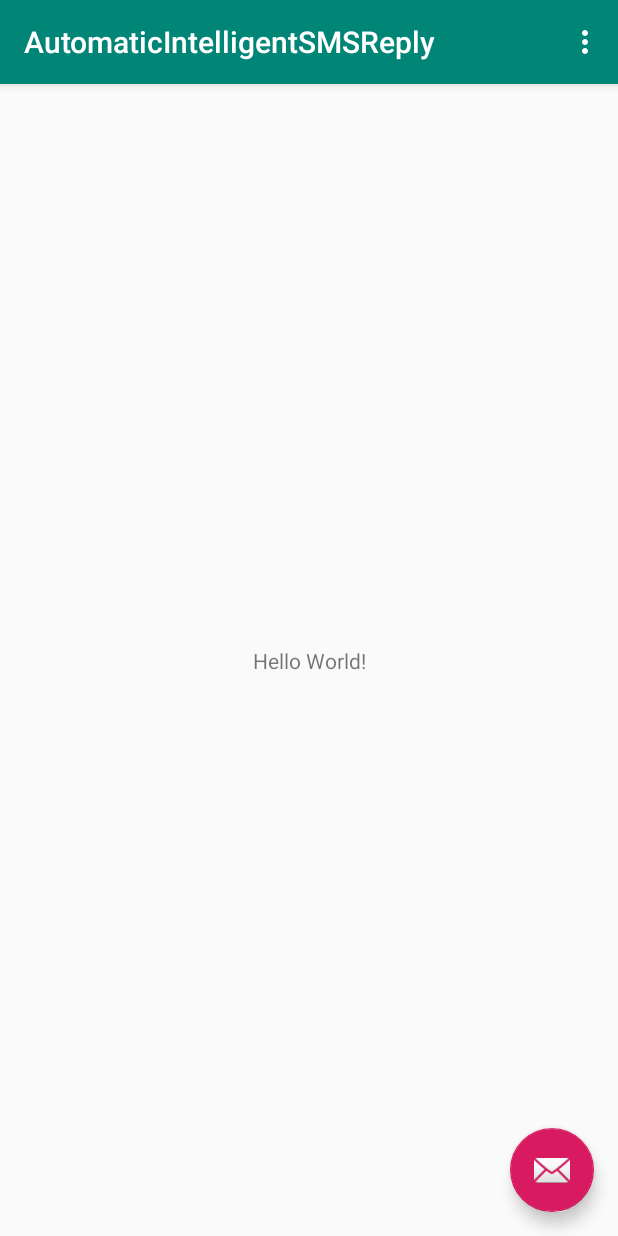
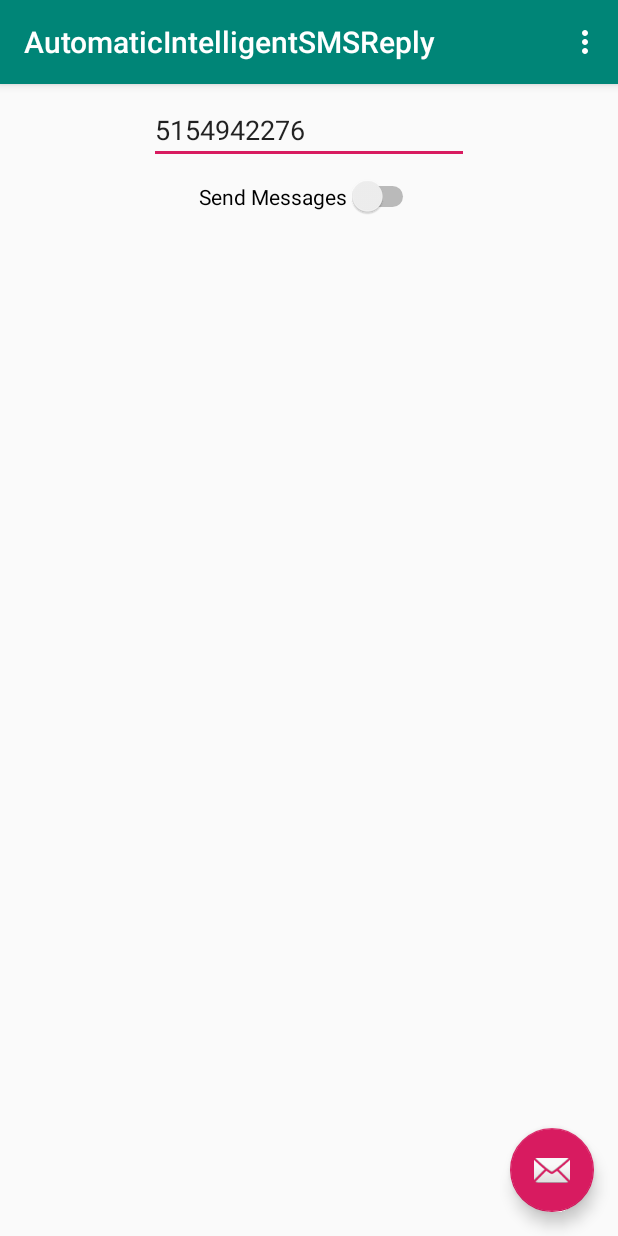
Before and after one commit to jhnsartain3/AutomaticIntelligentSMSReply, an Android app: the screen it shows after launch (MainActivity), on a phone screen of 412 x 824 dp. Run offline under Robolectric (Android 15) with nearby library versions, the phone set to English and light mode, and no system bars.

Commit message:
create layout with phone number and toggle send sms messages views

```diff
--- a/app/src/main/res/layout/content_main.xml
+++ b/app/src/main/res/layout/content_main.xml
@@ -9,13 +9,21 @@
         tools:showIn="@layout/activity_main"
         tools:context=".MainActivity">
 
-    <TextView
+    <EditText
             android:layout_width="wrap_content"
             android:layout_height="wrap_content"
-            android:text="Hello World!"
-            app:layout_constraintBottom_toBottomOf="parent"
-            app:layout_constraintLeft_toLeftOf="parent"
-            app:layout_constraintRight_toRightOf="parent"
-            app:layout_constraintTop_toTopOf="parent"/>
+            android:inputType="phone"
+            android:ems="10"
+            android:id="@+id/editTextPhoneNumber" android:hint="5154416838" android:text="5154942276"
+            android:layout_marginTop="8dp" app:layout_constraintTop_toTopOf="parent" android:layout_marginEnd="8dp"
+            app:layout_constraintEnd_toEndOf="parent" android:layout_marginStart="8dp"
+            app:layout_constraintStart_toStartOf="parent"/>
+    <Switch
+            android:text="Send Messages"
+            android:layout_width="wrap_content"
+            android:layout_height="wrap_content"
+            android:id="@+id/switchToggleSendSMSMessages" android:layout_marginTop="8dp"
+            app:layout_constraintTop_toBottomOf="@+id/editTextPhoneNumber" app:layout_constraintStart_toStartOf="parent"
+            android:layout_marginStart="8dp" app:layout_constraintEnd_toEndOf="parent" android:layout_marginEnd="8dp"/>
 
 </android.support.constraint.ConstraintLayout>
```
